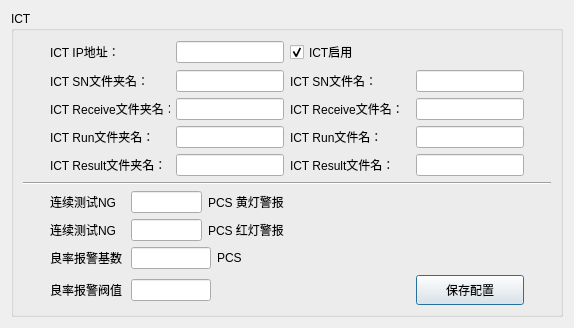
eveningwyn/ICT_UR10, file ict_mes_dialog.ui: the form before one commit.
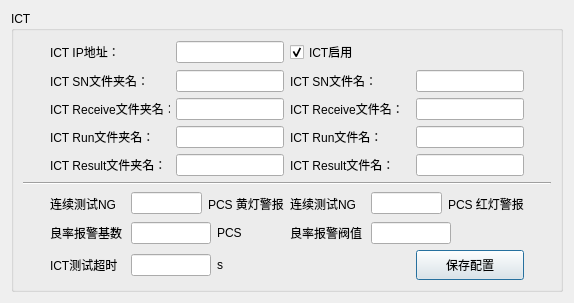
The form after the commit. Icons and pictures are not drawn.

Commit message: 1. fix some bug 2. add ict test timeout

```diff
--- a/ict_mes_dialog.ui
+++ b/ict_mes_dialog.ui
@@ -286,53 +286,7 @@
         </property>
        </widget>
       </item>
-      <item row="10" column="1" colspan="2">
-       <layout class="QHBoxLayout" name="horizontalLayout_4">
-        <item>
-         <widget class="QLabel" name="label_6">
-          <property name="minimumSize">
-           <size>
-            <width>75</width>
-            <height>0</height>
-           </size>
-          </property>
-          <property name="maximumSize">
-           <size>
-            <width>75</width>
-            <height>16777215</height>
-           </size>
-          </property>
-          <property name="text">
-           <string>良率报警阀值</string>
-          </property>
-         </widget>
-        </item>
-        <item>
-         <widget class="QLineEdit" name="lineEdit_Yield_limit">
-          <property name="maximumSize">
-           <size>
-            <width>80</width>
-            <height>16777215</height>
-           </size>
-          </property>
-         </widget>
-        </item>
-        <item>
-         <spacer name="horizontalSpacer_16">
-          <property name="orientation">
-           <enum>Qt::Horizontal</enum>
-          </property>
-          <property name="sizeHint" stdset="0">
-           <size>
-            <width>40</width>
-            <height>20</height>
-           </size>
-          </property>
-         </spacer>
-        </item>
-       </layout>
-      </item>
-      <item row="6" column="1" rowspan="2" colspan="2">
+      <item row="6" column="1" colspan="2">
        <layout class="QHBoxLayout" name="horizontalLayout">
         <item>
          <widget class="QLabel" name="label">
@@ -372,47 +326,7 @@
         </item>
        </layout>
       </item>
-      <item row="9" column="1" colspan="2">
-       <layout class="QHBoxLayout" name="horizontalLayout_3">
-        <item>
-         <widget class="QLabel" name="label_5">
-          <property name="minimumSize">
-           <size>
-            <width>75</width>
-            <height>0</height>
-           </size>
-          </property>
-          <property name="maximumSize">
-           <size>
-            <width>75</width>
-            <height>16777215</height>
-           </size>
-          </property>
-          <property name="text">
-           <string>良率报警基数</string>
-          </property>
-         </widget>
-        </item>
-        <item>
-         <widget class="QLineEdit" name="lineEdit_Yield_base">
-          <property name="maximumSize">
-           <size>
-            <width>80</width>
-            <height>16777215</height>
-           </size>
-          </property>
-         </widget>
-        </item>
-        <item>
-         <widget class="QLabel" name="label_7">
-          <property name="text">
-           <string>PCS</string>
-          </property>
-         </widget>
-        </item>
-       </layout>
-      </item>
-      <item row="8" column="1" colspan="2">
+      <item row="6" column="3" colspan="2">
        <layout class="QHBoxLayout" name="horizontalLayout_2">
         <item>
          <widget class="QLabel" name="label_4">
@@ -475,7 +389,7 @@
         </property>
        </widget>
       </item>
-      <item row="10" column="4">
+      <item row="11" column="4">
        <widget class="QPushButton" name="pushButton_Save_ICT_Config">
         <property name="minimumSize">
          <size>
@@ -505,6 +419,132 @@
         </property>
        </widget>
       </item>
+      <item row="10" column="3" colspan="2">
+       <layout class="QHBoxLayout" name="horizontalLayout_4">
+        <item>
+         <widget class="QLabel" name="label_6">
+          <property name="minimumSize">
+           <size>
+            <width>75</width>
+            <height>0</height>
+           </size>
+          </property>
+          <property name="maximumSize">
+           <size>
+            <width>75</width>
+            <height>16777215</height>
+           </size>
+          </property>
+          <property name="text">
+           <string>良率报警阀值</string>
+          </property>
+         </widget>
+        </item>
+        <item>
+         <widget class="QLineEdit" name="lineEdit_Yield_limit">
+          <property name="maximumSize">
+           <size>
+            <width>80</width>
+            <height>16777215</height>
+           </size>
+          </property>
+         </widget>
+        </item>
+        <item>
+         <spacer name="horizontalSpacer_16">
+          <property name="orientation">
+           <enum>Qt::Horizontal</enum>
+          </property>
+          <property name="sizeHint" stdset="0">
+           <size>
+            <width>40</width>
+            <height>20</height>
+           </size>
+          </property>
+         </spacer>
+        </item>
+       </layout>
+      </item>
+      <item row="10" column="1" colspan="2">
+       <layout class="QHBoxLayout" name="horizontalLayout_3">
+        <item>
+         <widget class="QLabel" name="label_5">
+          <property name="minimumSize">
+           <size>
+            <width>75</width>
+            <height>0</height>
+           </size>
+          </property>
+          <property name="maximumSize">
+           <size>
+            <width>75</width>
+            <height>16777215</height>
+           </size>
+          </property>
+          <property name="text">
+           <string>良率报警基数</string>
+          </property>
+         </widget>
+        </item>
+        <item>
+         <widget class="QLineEdit" name="lineEdit_Yield_base">
+          <property name="maximumSize">
+           <size>
+            <width>80</width>
+            <height>16777215</height>
+           </size>
+          </property>
+         </widget>
+        </item>
+        <item>
+         <widget class="QLabel" name="label_7">
+          <property name="text">
+           <string>PCS</string>
+          </property>
+         </widget>
+        </item>
+       </layout>
+      </item>
+      <item row="11" column="1" colspan="2">
+       <layout class="QHBoxLayout" name="horizontalLayout_5">
+        <item>
+         <widget class="QLabel" name="label_8">
+          <property name="minimumSize">
+           <size>
+            <width>75</width>
+            <height>0</height>
+           </size>
+          </property>
+          <property name="maximumSize">
+           <size>
+            <width>75</width>
+            <height>16777215</height>
+           </size>
+          </property>
+          <property name="text">
+           <string>ICT测试超时</string>
+          </property>
+         </widget>
+        </item>
+        <item>
+         <widget class="QLineEdit" name="lineEdit_testTimeout">
+          <property name="maximumSize">
+           <size>
+            <width>80</width>
+            <height>16777215</height>
+           </size>
+          </property>
+         </widget>
+        </item>
+        <item>
+         <widget class="QLabel" name="label_9">
+          <property name="text">
+           <string>s</string>
+          </property>
+         </widget>
+        </item>
+       </layout>
+      </item>
      </layout>
     </widget>
    </item>
```
The commit also changes 9 other files.
